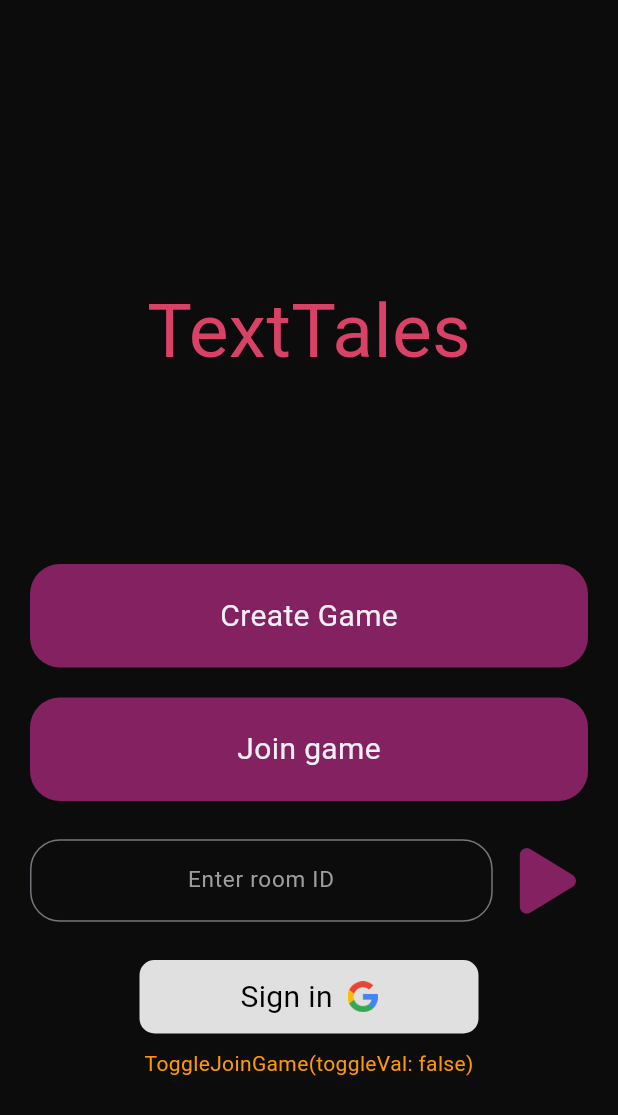
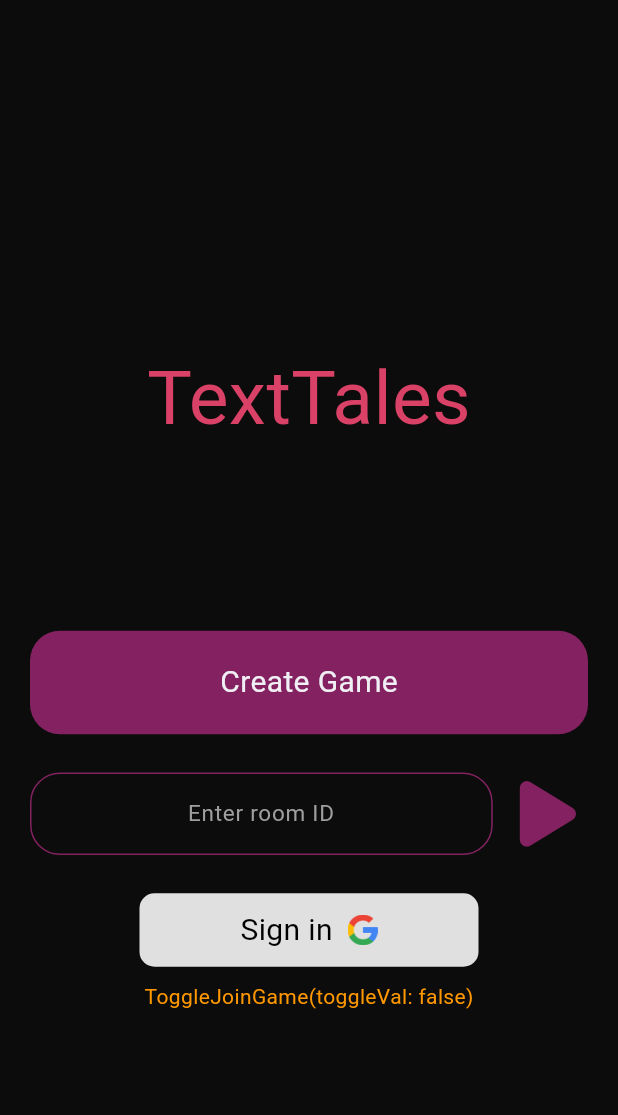
Before and after one commit to FrostyCake47/TextTales, a Flutter app: the screen it shows after launch, on a phone screen of 412 x 824 dp. Shown: the top 1115 px of the screen. Run offline on Flutter 3.47's test engine with Material 3 defaults, Android fonts, the phone set to English and light mode, and no system bars; our stand-ins replace firebase_auth, firebase_core, flutter_riverpod, flutter_spinkit, fluttertoast, font_awesome_flutter and 3 more; missing offline and left inert: dart:ffi; accounts and stored records are empty.

Commit message:
toggling acheived

```diff
--- a/lib/screens/home.dart
+++ b/lib/screens/home.dart
@@ -50,6 +50,7 @@ class HomeScreen extends ConsumerWidget {
     return Scaffold(
       backgroundColor: dark,
       body: Center(
+        child: SingleChildScrollView(
           child: Column(
             mainAxisAlignment: MainAxisAlignment.center,
             children: <Widget>[
@@ -78,7 +79,7 @@ class HomeScreen extends ConsumerWidget {
                 ),
               ),
 
-            //toggleGameJoin ?
+              toggleJoinGame.toggleVal ?
               GestureDetector(
                 onTap: (){
                   //Navigator.pushNamed(context, '/auth', arguments: {'mode':'join'});
@@ -95,10 +96,10 @@ class HomeScreen extends ConsumerWidget {
                   ),
                   child: Center(child: Text("Join game", style: textMedium.copyWith(fontSize: 20))),
                 ),
-            ),
+              ) :
 
               Container(
-              margin: EdgeInsets.symmetric(vertical: 10, horizontal: 20),
+                margin: const EdgeInsets.symmetric(vertical: 10, horizontal: 20),
                 child: Row(
                   children: [
                     Expanded(
@@ -110,7 +111,14 @@ class HomeScreen extends ConsumerWidget {
                             decoration: InputDecoration(
                               hintTextDirection: TextDirection.ltr,
                               hintText: 'Enter room ID',
-                            border: OutlineInputBorder(borderRadius: BorderRadius.circular(20)),
+                              enabledBorder: OutlineInputBorder(
+                                borderRadius: BorderRadius.circular(20),
+                                borderSide: const BorderSide(color: secondaryColor, width: 1)
+                              ),
+                              focusedBorder: OutlineInputBorder(
+                                borderRadius: BorderRadius.circular(20),
+                                borderSide: const BorderSide(color: primaryColor, width: 1)
+                              ),
                               hintStyle: textMedium.copyWith(color: Colors.grey, fontSize: 15)
                             ),
                             style: textMedium.copyWith(fontSize: 15),
@@ -118,9 +126,9 @@ class HomeScreen extends ConsumerWidget {
                       ),
                     ),
                     IconButton(onPressed: (){
-
+                      ref.read(toggleJoinGameProvider.notifier).toggle();
                     },
-                  icon: FaIcon(FontAwesomeIcons.play), color: secondaryColor, iconSize: 50,)
+                    icon: const FaIcon(FontAwesomeIcons.play), color: secondaryColor, iconSize: 50,)
                   ],
                 ),
               ),
@@ -155,6 +163,7 @@ class HomeScreen extends ConsumerWidget {
 
               Text(toggleJoinGame.toString())
             ],
+          ),
         ),
       ),
     );
```
Lines whose indentation alone changed are shown as unchanged.
